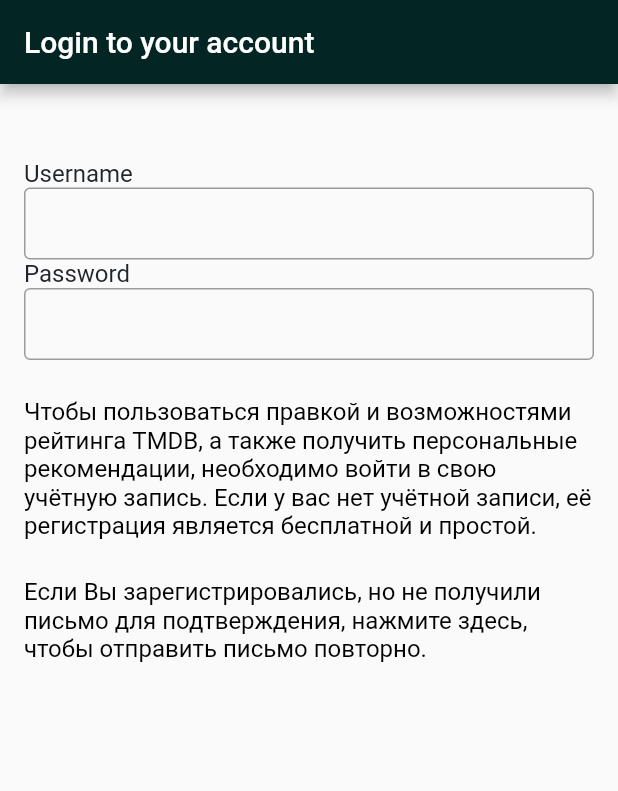
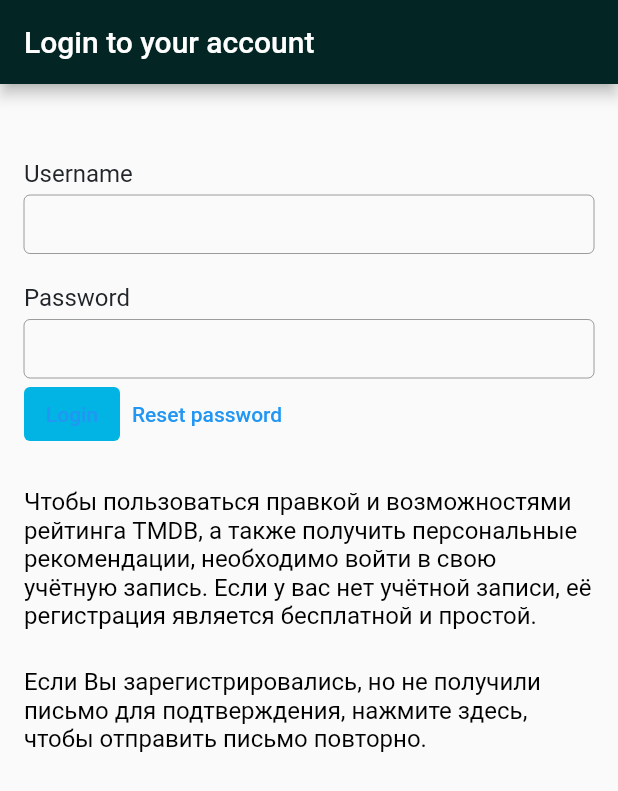
Before and after one commit to MPREIJI/themoviedb, a Flutter app: the screen it shows after launch, on a phone screen of 412 x 824 dp. Shown: the top 791 px of the screen. Run offline on Flutter 3.47's test engine with Material 2 defaults, Android fonts, the phone set to English and light mode, and no system bars.

Commit message:
Update auth_widget.dart

```diff
--- a/lib/widgets/auth_widget.dart
+++ b/lib/widgets/auth_widget.dart
@@ -74,9 +74,11 @@ class _FormWidgetState extends State<_FormWidget> {
       fontSize: 16,
       color: Color(0xFF212529),
     );
+    const colorFont = const Color(0xFF01B4E4);
     const textFieldDecorator = const InputDecoration(
       border: OutlineInputBorder(),
-      contentPadding: EdgeInsets.zero,
+      contentPadding: EdgeInsets.symmetric(horizontal: 10, vertical: 10),
+      isCollapsed: true,
     );
     return Column(
       crossAxisAlignment: CrossAxisAlignment.start,
@@ -85,13 +87,33 @@ class _FormWidgetState extends State<_FormWidget> {
           'Username',
           style: textStyle,
         ),
-        const TextField(
-            decoration: textFieldDecorator),
+        const SizedBox(height: 5),
+        const TextField(decoration: textFieldDecorator),
+        const SizedBox(height: 20),
         const Text(
           'Password',
           style: textStyle,
         ),
-        const TextField(decoration: textFieldDecorator),
+        const SizedBox(height: 5),
+        const TextField(
+          decoration: textFieldDecorator,
+          obscureText: true,
+        ),
+        Row(
+          children: [
+            TextButton(
+              style: ButtonStyle(
+                backgroundColor: MaterialStateProperty.all(colorFont),
+              ),
+              child: const Text('Login'),
+              onPressed: () {},
+            ),
+            TextButton(
+              child: const Text('Reset password'),
+              onPressed: () {},
+            ),
+          ],
+        )
       ],
     );
   }
```
